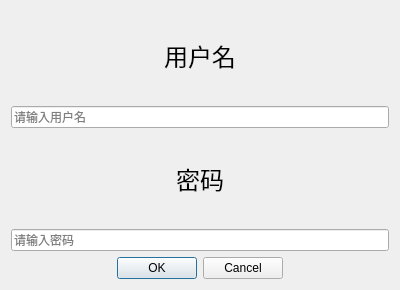
Qt form 新UI/Login.ui (Connoiss/App_Auto) before a commit.
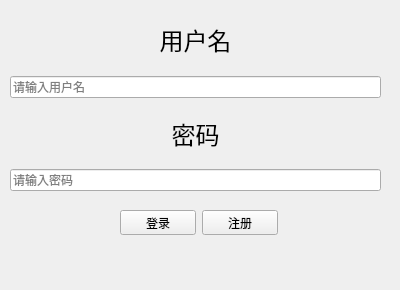
The same form after that commit.

```diff
--- a/新UI/Login.ui
+++ b/新UI/Login.ui
@@ -13,10 +13,17 @@
   <property name="windowTitle">
    <string>Login</string>
   </property>
-  <layout class="QGridLayout" name="gridLayout_2">
-   <item row="0" column="0">
-    <layout class="QGridLayout" name="gridLayout">
-     <item row="0" column="0">
+  <widget class="QWidget" name="">
+   <property name="geometry">
+    <rect>
+     <x>10</x>
+     <y>10</y>
+     <width>371</width>
+     <height>181</height>
+    </rect>
+   </property>
+   <layout class="QVBoxLayout" name="verticalLayout">
+    <item>
       <widget class="QLabel" name="label">
        <property name="text">
         <string>&lt;html&gt;&lt;head/&gt;&lt;body&gt;&lt;p&gt;&lt;span style=&quot; font-size:18pt;&quot;&gt;用户名&lt;/span&gt;&lt;/p&gt;&lt;/body&gt;&lt;/html&gt;</string>
@@ -32,7 +39,7 @@
        </property>
       </widget>
      </item>
-     <item row="1" column="0">
+    <item>
       <widget class="QLineEdit" name="lineEdit">
        <property name="text">
         <string/>
@@ -42,7 +49,7 @@
        </property>
       </widget>
      </item>
-     <item row="2" column="0">
+    <item>
       <widget class="QLabel" name="label_2">
        <property name="text">
         <string>&lt;html&gt;&lt;head/&gt;&lt;body&gt;&lt;p&gt;&lt;span style=&quot; font-size:18pt;&quot;&gt;密码&lt;/span&gt;&lt;/p&gt;&lt;/body&gt;&lt;/html&gt;</string>
@@ -52,7 +59,7 @@
        </property>
       </widget>
      </item>
-     <item row="3" column="0">
+    <item>
       <widget class="QLineEdit" name="lineEdit_2">
        <property name="placeholderText">
         <string>请输入密码</string>
@@ -60,18 +67,33 @@
       </widget>
      </item>
     </layout>
-   </item>
-   <item row="1" column="0">
-    <widget class="QDialogButtonBox" name="buttonBox">
-     <property name="standardButtons">
-      <set>QDialogButtonBox::Cancel|QDialogButtonBox::Ok</set>
-     </property>
-     <property name="centerButtons">
-      <bool>true</bool>
+  </widget>
+  <widget class="QWidget" name="">
+   <property name="geometry">
+    <rect>
+     <x>120</x>
+     <y>210</y>
+     <width>158</width>
+     <height>25</height>
+    </rect>
+   </property>
+   <layout class="QHBoxLayout" name="horizontalLayout_2">
+    <item>
+     <widget class="QPushButton" name="login">
+      <property name="text">
+       <string>登录</string>
+      </property>
+     </widget>
+    </item>
+    <item>
+     <widget class="QPushButton" name="signup">
+      <property name="text">
+       <string>注册</string>
      </property>
     </widget>
    </item>
   </layout>
+  </widget>
  </widget>
  <resources/>
  <connections/>
```
Lines whose indentation alone changed are shown as unchanged.
